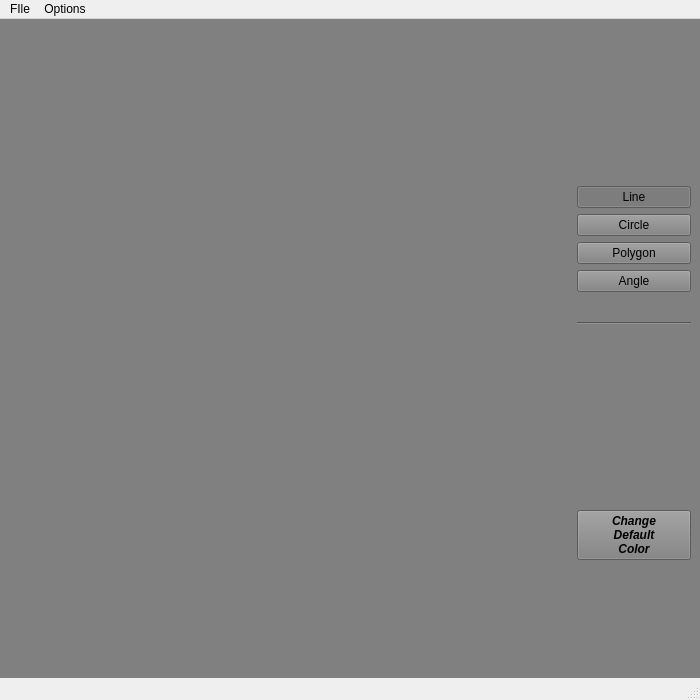
The window that mainwindow.ui (gprabowski/vector_renderer) describes before a commit, drawn with Qt 5.
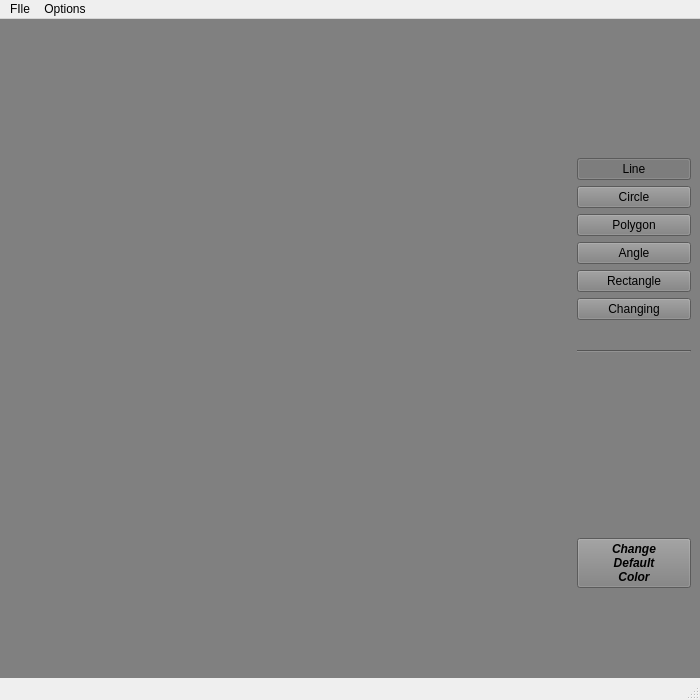
The same window after the commit.

Commit message: added rectangle functionality + active edge table filling

```diff
--- a/mainwindow.ui
+++ b/mainwindow.ui
@@ -63,7 +63,7 @@
        <layout class="QVBoxLayout" name="verticalLayout_2"/>
       </item>
       <item>
-       <layout class="QVBoxLayout" name="verticalLayout" stretch="0,1,1,1,0,0,2,0,0">
+       <layout class="QVBoxLayout" name="verticalLayout" stretch="0,1,1,1,0,0,0,0,2,0,0">
         <item>
          <spacer name="verticalSpacer">
           <property name="orientation">
@@ -120,6 +120,26 @@
           </property>
          </widget>
         </item>
+        <item>
+         <widget class="QPushButton" name="pushButton_3">
+          <property name="text">
+           <string>Rectangle</string>
+          </property>
+          <property name="checkable">
+           <bool>true</bool>
+          </property>
+         </widget>
+        </item>
+        <item>
+         <widget class="QPushButton" name="pushButton_4">
+          <property name="text">
+           <string>Changing</string>
+          </property>
+          <property name="checkable">
+           <bool>true</bool>
+          </property>
+         </widget>
+        </item>
         <item>
          <widget class="Line" name="line">
           <property name="minimumSize">
```
Left out of the diff: 2 changed lines with no effect on the pictures. The commit also changes 18 other files.
